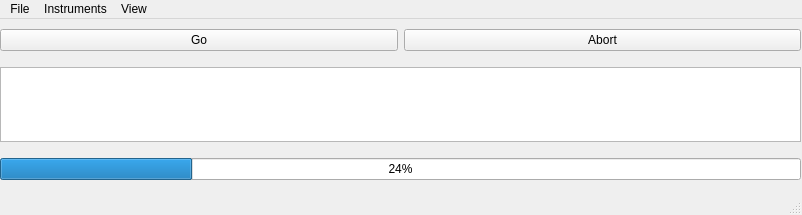
The window that SlabWindow.ui (SchusterLab/slab) describes before a commit, drawn with Qt 5.
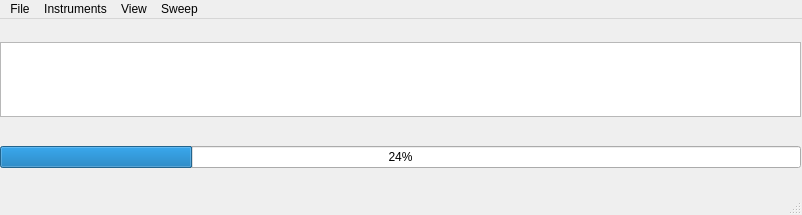
The same window after the commit.

```diff
--- a/SlabWindow.ui
+++ b/SlabWindow.ui
@@ -24,24 +24,6 @@
      </rect>
     </property>
     <layout class="QVBoxLayout" name="verticalLayout">
-     <item>
-      <layout class="QHBoxLayout" name="horizontalLayout_2">
-       <item>
-        <widget class="QPushButton" name="go_button">
-         <property name="text">
-          <string>Go</string>
-         </property>
-        </widget>
-       </item>
-       <item>
-        <widget class="QPushButton" name="abort_button">
-         <property name="text">
-          <string>Abort</string>
-         </property>
-        </widget>
-       </item>
-      </layout>
-     </item>
      <item>
       <widget class="QTextBrowser" name="message_box">
        <property name="sizePolicy">
@@ -115,9 +97,16 @@
     <addaction name="actionHide_Message_Box"/>
     <addaction name="actionHide_Progress_Bar"/>
    </widget>
+   <widget class="QMenu" name="menuSweep">
+    <property name="title">
+     <string>Sweep</string>
+    </property>
+    <addaction name="actionStart_Sweep"/>
+   </widget>
    <addaction name="menuFile"/>
    <addaction name="menuInstruments"/>
    <addaction name="menuView"/>
+   <addaction name="menuSweep"/>
   </widget>
   <widget class="QStatusBar" name="statusbar"/>
   <action name="actionExperimental_Settings">
```
Left out of the diff: 5 changed lines with no effect on the pictures.
